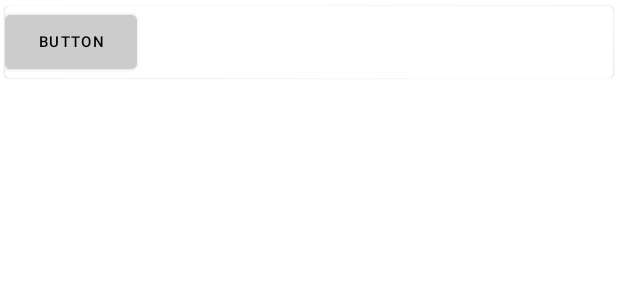
After one commit to eghbaldar/Kotlin, an Android app: the layout calendar_overview_items.xml on its own in the app's theme, with its tools: preview values and no code run, on a phone screen of 412 x 824 dp. The commit adds this screen. Shown: the top 300 px of the screen. Run offline under Robolectric (Android 15) with nearby library versions, the phone set to English and light mode, and no system bars.

Commit message:
Added Calendar Overview

```diff
--- a/app/build.gradle
+++ b/app/build.gradle
@@ -16,7 +16,7 @@ android {
         minSdk 23
         targetSdk 32
         versionCode 1
-        versionName "1.2.2" //TODO You shouldn't put 'v-' in the first of version number. This string compare with file name of latest version on the server!
+        versionName "1.2.3" //TODO You shouldn't put 'v-' in the first of version number. This string compare with file name of latest version on the server!
 
         testInstrumentationRunner "androidx.test.runner.AndroidJUnitRunner"
     }
--- /dev/null
+++ b/app/src/main/res/layout/calendar_overview_items.xml
@@ -0,0 +1,39 @@
+<?xml version="1.0" encoding="utf-8"?>
+
+<!-- Nested Scroll view -->
+<androidx.core.widget.NestedScrollView
+    xmlns:android="http://schemas.android.com/apk/res/android"
+    xmlns:app="http://schemas.android.com/apk/res-auto"
+    xmlns:tools="http://schemas.android.com/tools"
+    android:layout_width="match_parent"
+    android:layout_height="wrap_content">
+
+
+    <androidx.cardview.widget.CardView
+        android:layout_width="match_parent"
+        android:layout_height="wrap_content"
+        android:layout_margin="1dp"
+        app:cardBackgroundColor="@color/white"
+        app:cardCornerRadius="3dp"
+        app:cardElevation="1dp"
+        app:cardMaxElevation="1dp"
+        app:cardPreventCornerOverlap="true"
+        app:cardUseCompatPadding="true">
+
+<!--        android:backgroundTint="@color/gray"-->
+
+    <Button
+        android:backgroundTint="@color/gray"
+        android:id="@+id/btnEachDay"
+        android:layout_width="wrap_content"
+        android:layout_height="wrap_content"
+        android:text="Button"
+        android:textSize="10sp"
+        tools:layout_editor_absoluteX="60dp"
+        tools:layout_editor_absoluteY="151dp"
+        tools:ignore="MissingConstraints" />
+
+    </androidx.cardview.widget.CardView>
+
+
+</androidx.core.widget.NestedScrollView>
```
Also changed, not shown: app/src/main/java/com/example/ifpstaff/CalendarOverviewAdapter.kt (added, +53 -0 lines), app/src/main/java/com/example/ifpstaff/MainActivity.kt (+45 -0 lines), app/src/main/java/com/example/ifpstaff/MainActivtyViewModel.kt (+43 -0 lines), app/src/main/java/com/example/ifpstaff/model/ModelCalendarOverview.kt (added, +10 -0 lines), app/src/main/java/com/example/ifpstaff/retrofitHandler/CalendarOverviewDbHandler.kt (added, +15 -0 lines), app/src/main/res/layout/main_activity.xml (+37 -5 lines).
